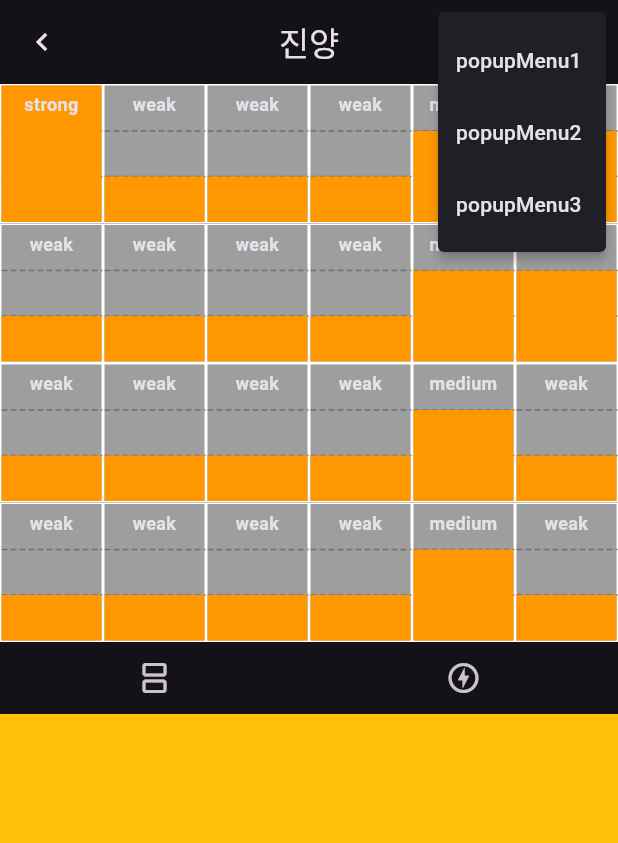
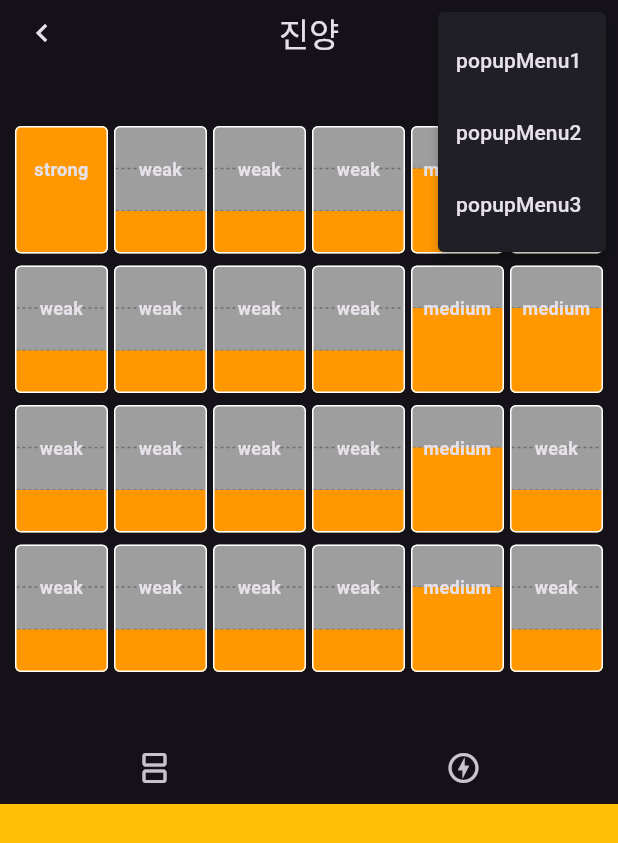
Before and after one commit to Team-Hanbae/Hanbae-Flutter, a Flutter app: the screen it shows after launch, after a tap on the "upload" icon, on a phone screen of 412 x 824 dp. Shown: the top 843 px of the screen. Run offline on Flutter 3.47's test engine with Material 3 defaults, Android fonts, the phone set to English and light mode, and no system bars; our stand-ins replace audioplayers, equatable, flutter_svg.

Commit message:
[feat] #12 HanbaeBoard 베이스

```diff
--- a/lib/model/jangdan.dart
+++ b/lib/model/jangdan.dart
@@ -1,5 +1,4 @@
 import 'package:equatable/equatable.dart';
-import 'package:flutter/material.dart';
 import 'accent.dart';
 
 class Jangdan extends Equatable {
--- a/lib/presentation/metronome/hanbae_board.dart
+++ b/lib/presentation/metronome/hanbae_board.dart
@@ -33,13 +33,39 @@ class BakbarSet extends StatelessWidget {
 
   @override
   Widget build(BuildContext context) {
-    return Row(
-      children:
-          daebak.where((accent) => accent != Accent.none).map((accent) {
-            return Expanded(
-              child: Bakbar(accent: accent, bakNumber: accent.name),
-            );
-          }).toList(),
+    return Padding(
+      padding: const EdgeInsets.symmetric(horizontal: 2.0, vertical: 4.0),
+      child: Stack(
+        children: [
+          ClipRRect(
+            borderRadius: BorderRadius.circular(4),
+            child: Container(
+              color: Colors.transparent,
+              child: Row(
+                children: daebak
+                    .where((accent) => accent != Accent.none)
+                    .map((accent) => Expanded(
+                          child: Bakbar(
+                            accent: accent,
+                            bakNumber: accent.name,
+                          ),
+                        ))
+                    .toList(),
+              ),
+            ),
+          ),
+          Positioned.fill(
+            child: IgnorePointer(
+              child: Container(
+                decoration: BoxDecoration(
+                  border: Border.all(color: Colors.white, width: 1),
+                  borderRadius: BorderRadius.circular(4),
+                ),
+              ),
+            ),
+          ),
+        ],
+      ),
     );
   }
 }
@@ -65,17 +91,11 @@ class Bakbar extends StatelessWidget {
   @override
   Widget build(BuildContext context) {
     return Container(
-      decoration: BoxDecoration(
-        color: Colors.grey,
-        border: Border.all(color: Colors.white, width: 1),
-      ),
+      decoration: BoxDecoration(color: Colors.grey),
       child: Stack(
         alignment: Alignment.bottomCenter, // 주황 박스를 아래 정렬
         children: [
-          CustomPaint(
-            size: Size.infinite,
-            painter: AccentDividerPainter(),
-          ),
+          CustomPaint(size: Size.infinite, painter: AccentDividerPainter()),
 
           // 주황 박스
           Align(
@@ -89,7 +109,7 @@ class Bakbar extends StatelessWidget {
 
           // 상단 숫자
           Positioned(
-            top: 4,
+            top: 20,
             left: 0,
             right: 0,
             child: Text(
@@ -107,21 +127,24 @@ class Bakbar extends StatelessWidget {
 class AccentDividerPainter extends CustomPainter {
   @override
   void paint(Canvas canvas, Size size) {
-    final paint = Paint()
-      ..color = Colors.black.withOpacity(0.3)
-      ..strokeWidth = 1
-      ..style = PaintingStyle.stroke;
+    final paint =
+        Paint()
+          ..color = Colors.black.withAlpha((255 * 0.3).toInt())
+          ..strokeWidth = 1
+          ..style = PaintingStyle.stroke;
 
-    const double dashWidth = 4;
+    const double dashWidth = 2;
     const double dashSpace = 2;
+    const double inset = 1.0;
 
     // 1/3, 2/3 높이에 점선 그리기
     for (var y in [size.height / 3, size.height * 2 / 3]) {
-      double startX = 0;
-      while (startX < size.width) {
+      final adjustedY = y.clamp(inset, size.height - inset);
+      double startX = inset;
+      while (startX < size.width - inset) {
         canvas.drawLine(
-          Offset(startX, y),
-          Offset(startX + dashWidth, y),
+          Offset(startX, adjustedY),
+          Offset(startX + dashWidth, adjustedY),
           paint,
         );
         startX += dashWidth + dashSpace;
--- a/lib/presentation/metronome/metronome_screen.dart
+++ b/lib/presentation/metronome/metronome_screen.dart
@@ -12,6 +12,7 @@ class MetronomeScreen extends StatelessWidget {
   Widget build(BuildContext context) {
     return Scaffold(
       appBar: AppBar(
+        toolbarHeight: 44.0,
         leading: IconButton(onPressed: () {}, icon: Icon(Icons.chevron_left)),
         title: Text(jangdan.name),
         centerTitle: true,
@@ -19,18 +20,23 @@ class MetronomeScreen extends StatelessWidget {
           IconButton(onPressed: () {}, icon: Icon(Icons.replay)),
           PopupMenuButton(
             icon: Icon(Icons.upload),
-            itemBuilder:
-                (context) => <PopupMenuEntry>[
-                  PopupMenuItem(child: Text("popupMenu1")),
-                  PopupMenuItem(child: Text("popupMenu2")),
-                  PopupMenuItem(child: Text("popupMenu3")),
-                ],
+            itemBuilder: (context) => <PopupMenuEntry>[
+              PopupMenuItem(child: Text("popupMenu1")),
+              PopupMenuItem(child: Text("popupMenu2")),
+              PopupMenuItem(child: Text("popupMenu3")),
+            ],
           ),
         ],
       ),
       body: Column(
         children: [
-          HanbaeBoard(),
+          Padding(
+            padding: const EdgeInsets.symmetric(
+              horizontal: 8.0,
+              vertical: 36.0,
+            ),
+            child: HanbaeBoard(),
+          ),
           MetronomeSettingControl(),
           MetronomeControl(),
         ],
```
